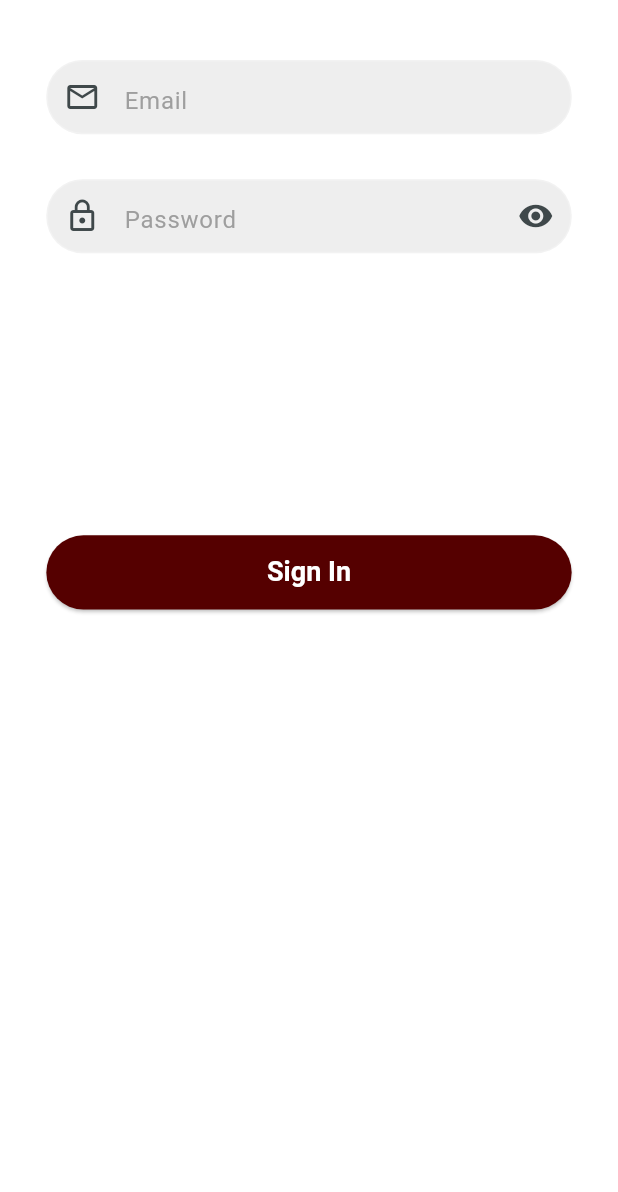
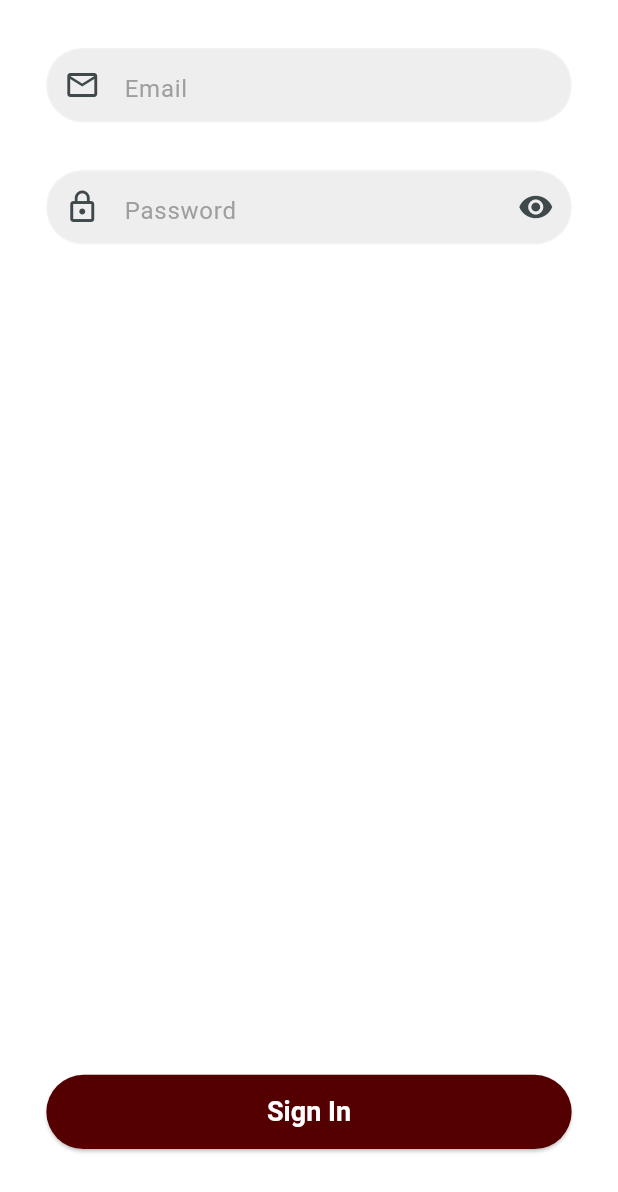
Before and after one commit to rostikKalabishka/Ai-FitCoach, a Flutter app: the SignInScreen screen opened directly, on a phone screen of 412 x 824 dp. Shown: the top 1192 px of the screen. Run offline on Flutter 3.47's test engine with Material 3 defaults, Android fonts, the phone set to English and light mode, and no system bars; our stand-ins replace auto_route, bloc, cloud_firestore, equatable, firebase_auth, firebase_core and 11 more; missing offline and left inert: flutter_facebook_auth; accounts and stored records are empty; generated files the repository leaves out were written again.

Commit message:
used other paddings on auth buttons

```diff
--- a/lib/features/auth/sign_in/sign_in_screen.dart
+++ b/lib/features/auth/sign_in/sign_in_screen.dart
@@ -28,8 +28,12 @@ class _SignInScreenState extends State<SignInScreen> {
           key: _formKey,
           child: Column(
             crossAxisAlignment: CrossAxisAlignment.center,
+            mainAxisAlignment: MainAxisAlignment.spaceBetween,
             children: [
-              SizedBox(height: 40),
+              Column(children: [
+                Padding(
+                    padding:
+                        EdgeInsets.symmetric(horizontal: 16, vertical: 16)),
                 Center(
                   child: SizedBox(
                     width: MediaQuery.of(context).size.width * 0.85,
@@ -45,9 +49,9 @@ class _SignInScreenState extends State<SignInScreen> {
                     ),
                   ),
                 ),
-              SizedBox(
-                height: 30,
-              ),
+                Padding(
+                    padding:
+                        EdgeInsets.symmetric(horizontal: 16, vertical: 16)),
                 Center(
                   child: SizedBox(
                     width: MediaQuery.of(context).size.width * 0.85,
@@ -72,9 +76,10 @@ class _SignInScreenState extends State<SignInScreen> {
                     ),
                   ),
                 ),
+              ]),
               Padding(
-                  padding: EdgeInsets.symmetric(vertical: 94)),
-              SizedBox(
+                padding: const EdgeInsets.only(bottom: 58),
+                child: SizedBox(
                   width: MediaQuery.of(context).size.width * 0.85,
                   height: MediaQuery.of(context).size.width * 0.12,
                   child: ElevatedButton(
@@ -86,7 +91,8 @@ class _SignInScreenState extends State<SignInScreen> {
                         style:
                             theme.textTheme.displaySmall?.copyWith(fontSize: 18),
                       )),
-              )
+                ),
+              ),
             ],
           ),
         ));
--- a/lib/ui/theme/theme.dart
+++ b/lib/ui/theme/theme.dart
@@ -9,6 +9,9 @@ final themeDark = ThemeData.dark().copyWith(
     tertiary: Colors.black,
     onTertiary: Colors.grey,
     brightness: Brightness.dark,
+  ),
+  dropdownMenuTheme: DropdownMenuThemeData(
+    textStyle: TextStyle(color: const Color.fromARGB(255, 255, 255, 255))
   ),
   dividerTheme: DividerThemeData(color: Colors.white),
   bottomNavigationBarTheme: BottomNavigationBarThemeData(
@@ -59,6 +62,8 @@ final themeLight = ThemeData.light().copyWith(
     onTertiary: Colors.grey,
     brightness: Brightness.light,
   ),
+  dropdownMenuTheme: DropdownMenuThemeData(
+    textStyle: TextStyle(color: Colors.black)),
   dividerTheme: DividerThemeData(color: Colors.white),
   iconTheme: const IconThemeData(color: Colors.black),
   appBarTheme: const AppBarTheme(
```
Also changed, not shown: lib/features/settings/language_localization_screen/language_localization_screen.dart (+12 -6 lines). Lines whose indentation alone changed are shown as unchanged.
